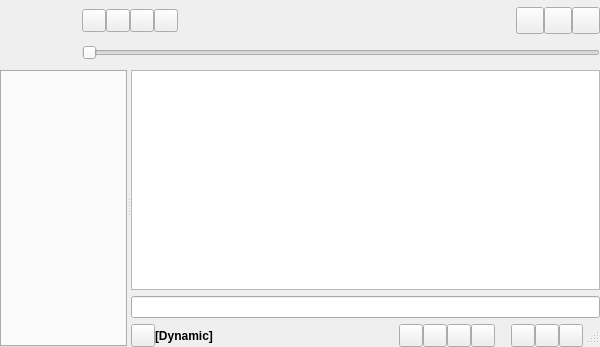
Above: gui/mainwindow.ui from CDrummond/cantata before the change. Below: the same form after it.
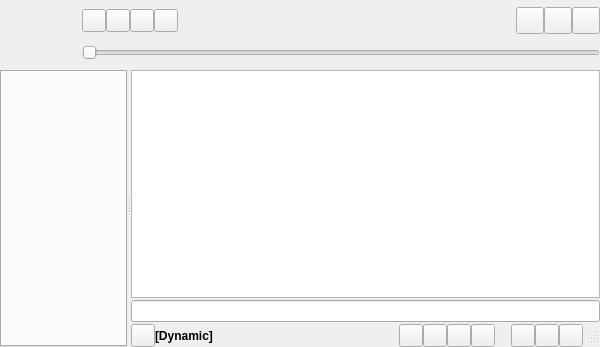
That is the form after the change. Custom widgets are drawn as their Qt base class.

```diff
--- a/gui/mainwindow.ui
+++ b/gui/mainwindow.ui
@@ -196,6 +196,9 @@
         </sizepolicy>
        </property>
        <layout class="QVBoxLayout" name="vlayoutx">
+        <property name="spacing">
+         <number>2</number>
+        </property>
         <property name="margin">
          <number>0</number>
         </property>
```
